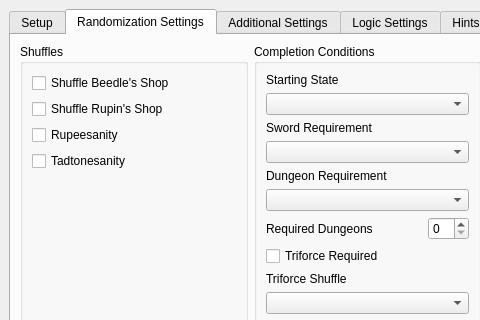
ssrando/ssrando, file gui/randogui.ui: the form before one commit; both pictures show x 0 to 480 and y 0 to 320 of the 1202 by 759 pixel window.
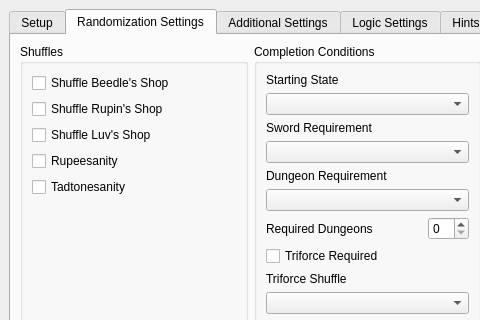
The form after the commit.

Commit message: Add checks to potions

Patch:
```diff
--- a/gui/randogui.ui
+++ b/gui/randogui.ui
@@ -531,6 +531,13 @@
                </property>
               </widget>
              </item>
+             <item>
+              <widget class="QCheckBox" name="option_luv_shopsanity">
+               <property name="text">
+                <string>Shuffle Luv's Shop</string>
+               </property>
+              </widget>
+             </item>
              <item>
               <widget class="QCheckBox" name="option_rupeesanity">
                <property name="text">
```
The commit also changes 15 other files.
